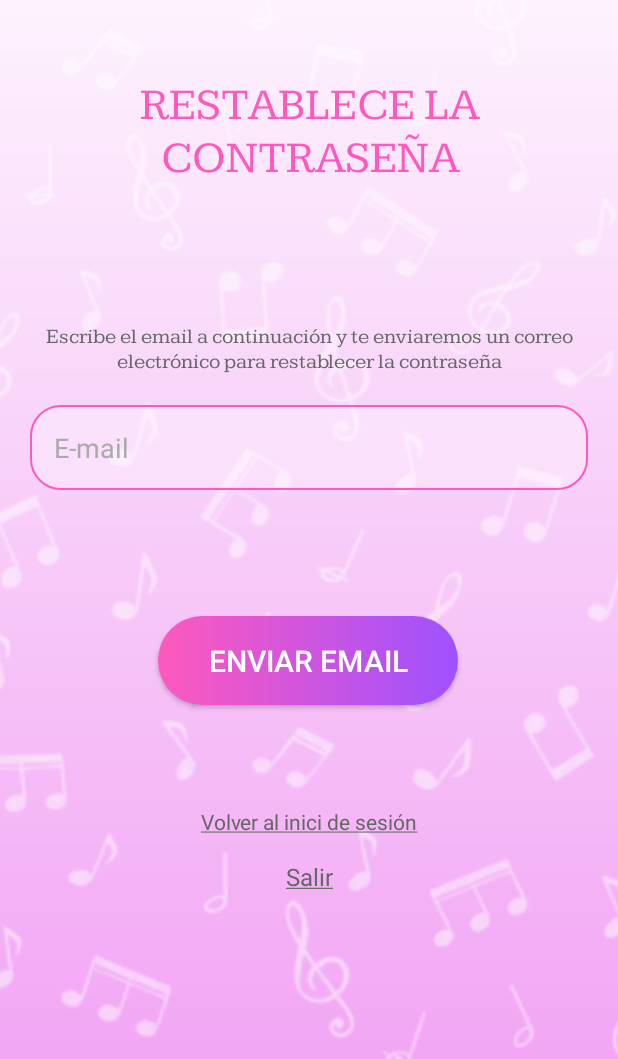
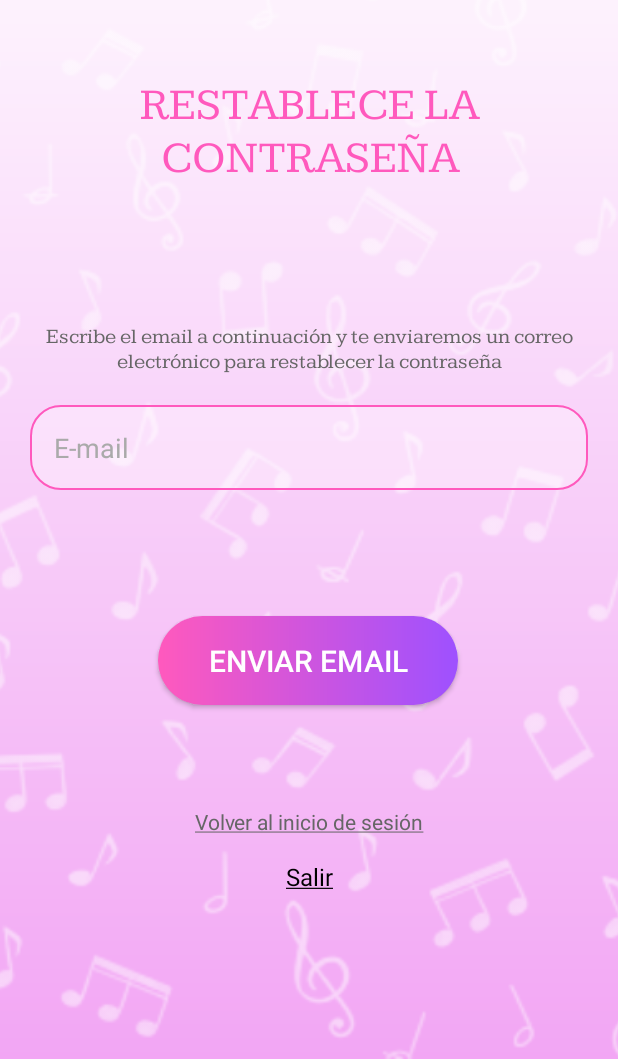
Before and after one commit to almudenaiparraguirre/HarmoniaPlus, an Android app: the screen it shows after launch (RestableceContrasenaActivity), after a tap on "¿No recuerdas la contraseña?", on a phone screen of 412 x 824 dp, the part 177-1236 px from its top. Run offline under Robolectric (Android 15) with nearby library versions, the phone set to English and light mode, and no system bars.

Commit message:
Intentando cerrar RestableceContrasenaActivity.kt desde EnvioCodigoActivity.kt cada vez que intente volver al inicio de sesión (no funciona)

```diff
--- a/app/src/main/java/com/mariana/harmonia/ContrasenaRestablecidaCorrectamenteActivity.kt
+++ b/app/src/main/java/com/mariana/harmonia/ContrasenaRestablecidaCorrectamenteActivity.kt
@@ -9,8 +9,8 @@ class ContrasenaRestablecidaCorrectamenteActivity : AppCompatActivity() {
     override fun onCreate(savedInstanceState: Bundle?) {
         super.onCreate(savedInstanceState)
         setContentView(R.layout.activity_contrasena_restablecida_correctamente)
+
+
     }
 
-
-
 }
--- a/app/src/main/java/com/mariana/harmonia/InicioSesionActivity.kt
+++ b/app/src/main/java/com/mariana/harmonia/InicioSesionActivity.kt
@@ -7,43 +7,24 @@ import android.os.Bundle
 import android.view.View
 import android.widget.TextView
 import androidx.appcompat.app.AppCompatActivity
+import com.mariana.harmonia.Utilidades.Companion.colorearTexto
+import kotlin.system.exitProcess
 
 class InicioSesionActivity : AppCompatActivity() {
 
     override fun onCreate(savedInstanceState: Bundle?) {
         super.onCreate(savedInstanceState)
         setContentView(R.layout.activity_principal)
-        colorearTexto(R.id.titleTextView)
-        colorearTexto(R.id.registrateTextView)
-        colorearTexto(R.id.recuerdasContrasena)
-
+        colorearTexto(this, R.id.titleTextView)
+        colorearTexto(this, R.id.registrateTextView)
+        colorearTexto(this, R.id.recuerdasContrasena)
     }
-    fun colorearTexto(id: Int) {
-        val titleTextView = findViewById<TextView>(id)
-        val paint = titleTextView.paint
-        val width = paint.measureText(titleTextView.text.toString())
-
-        // Asegúrate de importar el LinearGradient correctamente
-        titleTextView.paint.shader = LinearGradient(
-            0f, 0f, width, titleTextView.textSize,
-            intArrayOf(
-                resources.getColor(R.color.rosa),
-                resources.getColor(R.color.morado)
-            ),
-            null,
-            Shader.TileMode.CLAMP
-        )
-    }
-
-
 
 
     fun clickCrearCuenta(view: View) {
         val intent = Intent(this, MainActivity::class.java)
         startActivity(intent)
     }
-
-
 
     fun clickNoRecuerdasLaContraseña(view: View){
         val intent = Intent(this, RestableceContrasenaActivity::class.java)
@@ -56,13 +37,11 @@ class InicioSesionActivity : AppCompatActivity() {
     }
 
     fun irSalir(view: View) {
-        finish()
-
+        Utilidades.salirAplicacion(this)
     }
     fun irIniciarSesion(view: View) {
         val intent = Intent(this, InicioSesionActivity::class.java)
         startActivity(intent)
         finish()
     }
-
 }
--- /dev/null
+++ b/app/src/main/java/com/mariana/harmonia/Utilidades.kt
@@ -0,0 +1,35 @@
+package com.mariana.harmonia
+
+import android.app.Activity
+import android.content.Context
+import android.graphics.LinearGradient
+import android.graphics.Shader
+import android.widget.TextView
+
+class Utilidades {
+
+    companion object{
+        fun salirAplicacion(activity: Activity){
+            activity.finishAffinity()
+        }
+
+        fun colorearTexto(contexto: Context, id: Int) {
+            val titleTextView = (contexto as Activity).findViewById<TextView>(id)
+            val paint = titleTextView.paint
+            val width = paint.measureText(titleTextView.text.toString())
+
+            titleTextView.paint.shader = LinearGradient(
+                0f, 0f, width, titleTextView.textSize,
+                intArrayOf(
+                    contexto.resources.getColor(R.color.rosa),
+                    contexto.resources.getColor(R.color.morado)
+                ),
+                null,
+                Shader.TileMode.CLAMP
+            )
+        }
+    }
+
+
+
+}
--- a/app/src/main/res/layout/activity_main2.xml
+++ b/app/src/main/res/layout/activity_main2.xml
@@ -4,7 +4,7 @@
     xmlns:tools="http://schemas.android.com/tools"
     android:layout_width="match_parent"
     android:layout_height="match_parent"
-    tools:context=".MainActivity2">
+    tools:context=".MainActivity">
 
     <Button
         android:id="@+id/button"
--- a/app/src/main/res/layout/activity_restablece_contrasena.xml
+++ b/app/src/main/res/layout/activity_restablece_contrasena.xml
@@ -169,7 +169,7 @@
             android:layout_marginTop="68dp"
             android:clickable="true"
             android:gravity="center"
-            android:onClick="irIniciarSesion"
+            android:onClick="clickVolverInicioSesion"
             android:textColor="@color/gris"
             android:text="@string/VolverInicioSesionSubrrayado"
             android:textAlignment="center"
@@ -183,11 +183,11 @@
             android:layout_marginTop="8dp"
             android:clickable="true"
             android:gravity="center"
-            android:onClick="irSalir"
+            android:onClick="salirAplicacion"
             android:padding="8dp"
             android:text="@string/salirSubrrayado"
             android:textAlignment="center"
-            android:textColor="@color/gris"
+            android:textColor="@color/negro"
             android:textSize="16dp"
             app:layout_constraintBottom_toBottomOf="parent"
             app:layout_constraintTop_toBottomOf="@+id/volverInicioSesion"
--- a/app/src/main/res/values/strings.xml
+++ b/app/src/main/res/values/strings.xml
@@ -3,6 +3,6 @@
     <string name="salirSubrrayado"><u>Salir</u></string>
     <string name="RegistrateSubrrayado"><u>¡Registrate!</u></string>
     <string name="NoRecuerdasLaContraseñaSubrayado"><u>¿No recuerdas la contraseña?</u></string>
-    <string name="VolverInicioSesionSubrrayado"><u>Volver al inici de sesión</u></string>
+    <string name="VolverInicioSesionSubrrayado"><u>Volver al inicio de sesión</u></string>
     <string name="VolverAEnviarSubrrayado"><u>Volver a enviar</u></string>
 </resources>
```
Also changed, not shown: app/src/main/AndroidManifest.xml (+12 -17 lines), app/src/main/java/com/mariana/harmonia/EnvioCodigoActivity.kt (+15 -1 lines), app/src/main/java/com/mariana/harmonia/PerfilUsuarioActivity.kt (added, +11 -0 lines), app/src/main/java/com/mariana/harmonia/RestableceContrasenaActivity.kt (+9 -2 lines), app/src/main/res/layout/activity_envio_codigo.xml (+7 -4 lines), app/src/main/res/layout/activity_perfil_usuario.xml (added, +9 -0 lines), app/src/main/res/layout/activity_principal.xml (+9 -5 lines).
